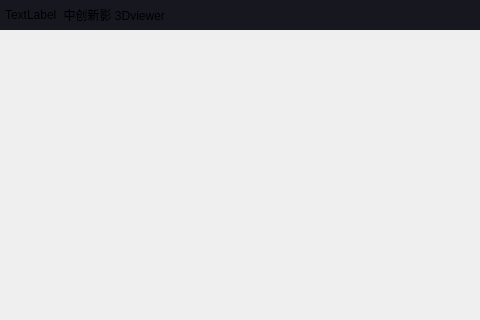
Old version of the form Base/QTApp/Resources/UI/qSlicerMainWindow.ui in the repository fucklv/3DViewer; both pictures show x 0 to 480 and y 0 to 320 of the 1156 by 994 pixel window.
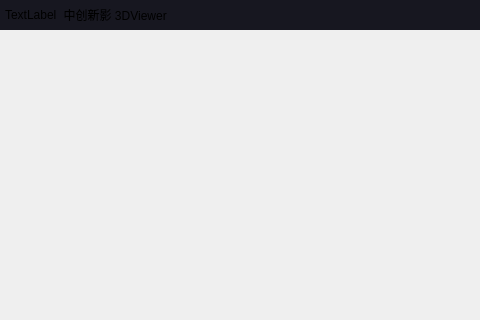
New version of the form. Icons and pictures are not drawn. Custom widgets are drawn as their Qt base class.

Diff of the .ui file:
```diff
--- a/Base/QTApp/Resources/UI/qSlicerMainWindow.ui
+++ b/Base/QTApp/Resources/UI/qSlicerMainWindow.ui
@@ -260,7 +260,7 @@
 }</string>
                </property>
                <property name="text">
-                <string>  中创新影 3Dviewer</string>
+                <string>  中创新影 3DViewer</string>
                </property>
               </widget>
              </item>
```
